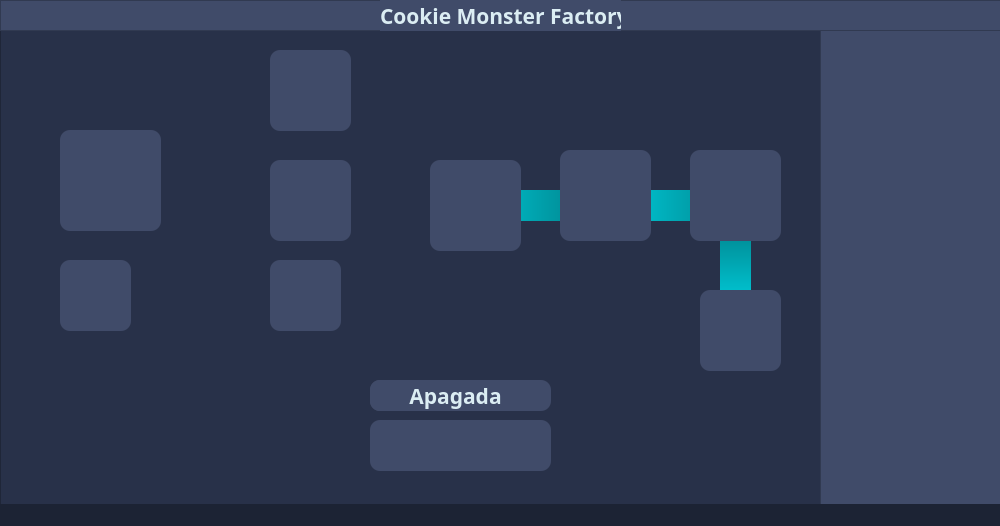
JuanVF/CookieMonsterFactory, file mainwindow.ui: the form before one commit.
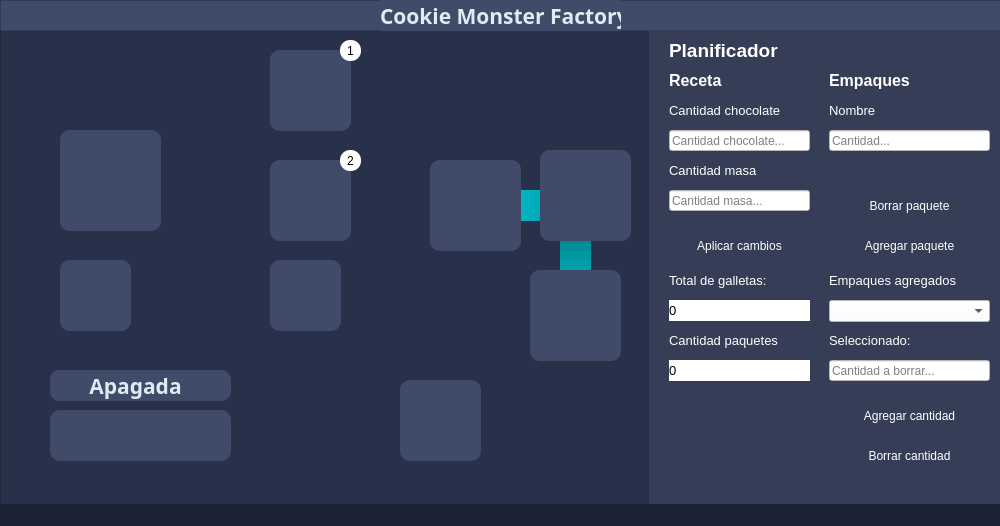
The form after the commit. The open tabs and pages were chosen to show the change. Icons and pictures are not drawn.

Commit message: Added Planner, Warehouse and Chocolate pages to modify its params

Diff of the .ui file:
```diff
--- a/mainwindow.ui
+++ b/mainwindow.ui
@@ -307,8 +307,8 @@
     <widget class="QFrame" name="frChocolateMixer_2">
      <property name="geometry">
       <rect>
-       <x>370</x>
-       <y>420</y>
+       <x>50</x>
+       <y>410</y>
        <width>181</width>
        <height>51</height>
       </rect>
@@ -365,8 +365,8 @@
     <widget class="QFrame" name="frChocolateMixer_3">
      <property name="geometry">
       <rect>
-       <x>370</x>
-       <y>380</y>
+       <x>50</x>
+       <y>370</y>
        <width>181</width>
        <height>31</height>
       </rect>
@@ -452,7 +452,7 @@
     <widget class="QFrame" name="frOven">
      <property name="geometry">
       <rect>
-       <x>560</x>
+       <x>540</x>
        <y>150</y>
        <width>91</width>
        <height>91</height>
@@ -491,8 +491,8 @@
     <widget class="QFrame" name="frBaler">
      <property name="geometry">
       <rect>
-       <x>690</x>
-       <y>150</y>
+       <x>530</x>
+       <y>270</y>
        <width>91</width>
        <height>91</height>
       </rect>
@@ -530,8 +530,8 @@
     <widget class="QFrame" name="frDelivery">
      <property name="geometry">
       <rect>
-       <x>700</x>
-       <y>290</y>
+       <x>400</x>
+       <y>380</y>
        <width>81</width>
        <height>81</height>
       </rect>
@@ -566,25 +566,6 @@
       </property>
      </widget>
     </widget>
-    <widget class="QFrame" name="frStatusContainer">
-     <property name="geometry">
-      <rect>
-       <x>820</x>
-       <y>30</y>
-       <width>181</width>
-       <height>481</height>
-      </rect>
-     </property>
-     <property name="styleSheet">
-      <string notr="true">background-color: rgb(64, 75, 105);</string>
-     </property>
-     <property name="frameShape">
-      <enum>QFrame::StyledPanel</enum>
-     </property>
-     <property name="frameShadow">
-      <enum>QFrame::Raised</enum>
-     </property>
-    </widget>
     <widget class="QLabel" name="label_2">
      <property name="geometry">
       <rect>
@@ -655,26 +636,10 @@
       <string/>
      </property>
     </widget>
-    <widget class="QLabel" name="label_6">
-     <property name="geometry">
-      <rect>
-       <x>470</x>
-       <y>190</y>
-       <width>141</width>
-       <height>31</height>
-      </rect>
-     </property>
-     <property name="styleSheet">
-      <string notr="true">background-color: qlineargradient(spread:pad, x1:0, y1:0, x2:1, y2:0, stop:0 rgba(0, 199, 213, 255), stop:1 rgba(0, 120, 128, 255));</string>
-     </property>
-     <property name="text">
-      <string/>
-     </property>
-    </widget>
     <widget class="QLabel" name="label_7">
      <property name="geometry">
       <rect>
-       <x>620</x>
+       <x>490</x>
        <y>190</y>
        <width>141</width>
        <height>31</height>
@@ -690,8 +655,8 @@
     <widget class="QLabel" name="label_8">
      <property name="geometry">
       <rect>
-       <x>720</x>
-       <y>210</y>
+       <x>560</x>
+       <y>220</y>
        <width>31</width>
        <height>91</height>
       </rect>
@@ -703,9 +668,1141 @@
       <string/>
      </property>
     </widget>
-    <zorder>label_8</zorder>
-    <zorder>label_7</zorder>
+    <widget class="QStackedWidget" name="stackedWidget">
+     <property name="geometry">
+      <rect>
+       <x>649</x>
+       <y>30</y>
+       <width>351</width>
+       <height>481</height>
+      </rect>
+     </property>
+     <property name="styleSheet">
+      <string notr="true">background-color: rgb(53, 62, 86);</string>
+     </property>
+     <property name="currentIndex">
+      <number>2</number>
+     </property>
+     <widget class="QWidget" name="planner_page">
+      <widget class="QLabel" name="label_4">
+       <property name="geometry">
+        <rect>
+         <x>20</x>
+         <y>10</y>
+         <width>121</width>
+         <height>21</height>
+        </rect>
+       </property>
+       <property name="font">
+        <font>
+         <pointsize>14</pointsize>
+         <weight>75</weight>
+         <bold>true</bold>
+        </font>
+       </property>
+       <property name="text">
+        <string>Planificador</string>
+       </property>
+      </widget>
+      <widget class="QLabel" name="label_9">
+       <property name="geometry">
+        <rect>
+         <x>20</x>
+         <y>40</y>
+         <width>121</width>
+         <height>21</height>
+        </rect>
+       </property>
+       <property name="font">
+        <font>
+         <pointsize>12</pointsize>
+         <weight>75</weight>
+         <bold>true</bold>
+        </font>
+       </property>
+       <property name="text">
+        <string>Receta</string>
+       </property>
+      </widget>
+      <widget class="QLabel" name="label_10">
+       <property name="geometry">
+        <rect>
+         <x>20</x>
+         <y>70</y>
+         <width>161</width>
+         <height>21</height>
+        </rect>
+       </property>
+       <property name="font">
+        <font>
+         <pointsize>10</pointsize>
+         <weight>50</weight>
+         <bold>false</bold>
+        </font>
+       </property>
+       <property name="text">
+        <string>Cantidad chocolate</string>
+       </property>
+      </widget>
+      <widget class="QLineEdit" name="lineEdit">
+       <property name="geometry">
+        <rect>
+         <x>20</x>
+         <y>100</y>
+         <width>141</width>
+         <height>21</height>
+        </rect>
+       </property>
+       <property name="styleSheet">
+        <string notr="true">background-color: rgb(255, 255, 255);
+color: rgb(0, 0, 0);</string>
+       </property>
+       <property name="inputMask">
+        <string/>
+       </property>
+       <property name="maxLength">
+        <number>10</number>
+       </property>
+       <property name="placeholderText">
+        <string>Cantidad chocolate...</string>
+       </property>
+      </widget>
+      <widget class="QLabel" name="label_11">
+       <property name="geometry">
+        <rect>
+         <x>20</x>
+         <y>130</y>
+         <width>161</width>
+         <height>21</height>
+        </rect>
+       </property>
+       <property name="font">
+        <font>
+         <pointsize>10</pointsize>
+         <weight>50</weight>
+         <bold>false</bold>
+        </font>
+       </property>
+       <property name="text">
+        <string>Cantidad masa</string>
+       </property>
+      </widget>
+      <widget class="QLineEdit" name="lineEdit_2">
+       <property name="geometry">
+        <rect>
+         <x>20</x>
+         <y>160</y>
+         <width>141</width>
+         <height>21</height>
+        </rect>
+       </property>
+       <property name="styleSheet">
+        <string notr="true">background-color: rgb(255, 255, 255);
+color: rgb(0, 0, 0);</string>
+       </property>
+       <property name="inputMask">
+        <string/>
+       </property>
+       <property name="maxLength">
+        <number>10</number>
+       </property>
+       <property name="placeholderText">
+        <string>Cantidad masa...</string>
+       </property>
+      </widget>
+      <widget class="QLabel" name="label_12">
+       <property name="geometry">
+        <rect>
+         <x>180</x>
+         <y>40</y>
+         <width>101</width>
+         <height>21</height>
+        </rect>
+       </property>
+       <property name="font">
+        <font>
+         <pointsize>12</pointsize>
+         <weight>75</weight>
+         <bold>true</bold>
+        </font>
+       </property>
+       <property name="text">
+        <string>Empaques</string>
+       </property>
+      </widget>
+      <widget class="QLabel" name="label_14">
+       <property name="geometry">
+        <rect>
+         <x>180</x>
+         <y>70</y>
+         <width>161</width>
+         <height>21</height>
+        </rect>
+       </property>
+       <property name="font">
+        <font>
+         <pointsize>10</pointsize>
+         <weight>50</weight>
+         <bold>false</bold>
+        </font>
+       </property>
+       <property name="text">
+        <string>Nombre</string>
+       </property>
+      </widget>
+      <widget class="QLineEdit" name="lineEdit_4">
+       <property name="geometry">
+        <rect>
+         <x>180</x>
+         <y>100</y>
+         <width>161</width>
+         <height>21</height>
+        </rect>
+       </property>
+       <property name="styleSheet">
+        <string notr="true">background-color: rgb(255, 255, 255);
+color: rgb(0, 0, 0);</string>
+       </property>
+       <property name="inputMask">
+        <string/>
+       </property>
+       <property name="maxLength">
+        <number>10</number>
+       </property>
+       <property name="placeholderText">
+        <string>Cantidad...</string>
+       </property>
+      </widget>
+      <widget class="QPushButton" name="pushButton_9">
+       <property name="geometry">
+        <rect>
+         <x>20</x>
+         <y>200</y>
+         <width>141</width>
+         <height>31</height>
+        </rect>
+       </property>
+       <property name="cursor">
+        <cursorShape>PointingHandCursor</cursorShape>
+       </property>
+       <property name="autoFillBackground">
+        <bool>false</bool>
+       </property>
+       <property name="styleSheet">
+        <string notr="true">background-color: rgb(40, 49, 73);
+selection-color: rgb(40, 49, 73);</string>
+       </property>
+       <property name="text">
+        <string>Aplicar cambios</string>
+       </property>
+       <property name="autoDefault">
+        <bool>false</bool>
+       </property>
+       <property name="default">
+        <bool>true</bool>
+       </property>
+       <property name="flat">
+        <bool>true</bool>
+       </property>
+      </widget>
+      <widget class="QPushButton" name="pushButton_10">
+       <property name="geometry">
+        <rect>
+         <x>180</x>
+         <y>200</y>
+         <width>161</width>
+         <height>31</height>
+        </rect>
+       </property>
+       <property name="cursor">
+        <cursorShape>PointingHandCursor</cursorShape>
+       </property>
+       <property name="autoFillBackground">
+        <bool>false</bool>
+       </property>
+       <property name="styleSheet">
+        <string notr="true">background-color: rgb(40, 49, 73);</string>
+       </property>
+       <property name="text">
+        <string>Agregar paquete</string>
+       </property>
+       <property name="autoDefault">
+        <bool>false</bool>
+       </property>
+       <property name="default">
+        <bool>true</bool>
+       </property>
+       <property name="flat">
+        <bool>true</bool>
+       </property>
+      </widget>
+      <widget class="QLabel" name="label_15">
+       <property name="geometry">
+        <rect>
+         <x>180</x>
+         <y>240</y>
+         <width>161</width>
+         <height>21</height>
+        </rect>
+       </property>
+       <property name="font">
+        <font>
+         <pointsize>10</pointsize>
+         <weight>50</weight>
+         <bold>false</bold>
+        </font>
+       </property>
+       <property name="text">
+        <string>Empaques agregados</string>
+       </property>
+      </widget>
+      <widget class="QComboBox" name="comboBox_2">
+       <property name="geometry">
+        <rect>
+         <x>180</x>
+         <y>270</y>
+         <width>161</width>
+         <height>22</height>
+        </rect>
+       </property>
+       <property name="autoFillBackground">
+        <bool>false</bool>
+       </property>
+       <property name="styleSheet">
+        <string notr="true">background-color: rgb(255, 255, 255);
+color: rgb(0, 0, 0);</string>
+       </property>
+      </widget>
+      <widget class="QLabel" name="label_16">
+       <property name="geometry">
+        <rect>
+         <x>180</x>
+         <y>300</y>
+         <width>161</width>
+         <height>21</height>
+        </rect>
+       </property>
+       <property name="font">
+        <font>
+         <pointsize>10</pointsize>
+         <weight>50</weight>
+         <bold>false</bold>
+        </font>
+       </property>
+       <property name="text">
+        <string>Seleccionado:</string>
+       </property>
+      </widget>
+      <widget class="QLineEdit" name="lineEdit_5">
+       <property name="geometry">
+        <rect>
+         <x>180</x>
+         <y>330</y>
+         <width>161</width>
+         <height>21</height>
+        </rect>
+       </property>
+       <property name="styleSheet">
+        <string notr="true">background-color: rgb(255, 255, 255);
+color: rgb(0, 0, 0);</string>
+       </property>
+       <property name="inputMask">
+        <string/>
+       </property>
+       <property name="maxLength">
+        <number>10</number>
+       </property>
+       <property name="placeholderText">
+        <string>Cantidad a borrar...</string>
+       </property>
+      </widget>
+      <widget class="QPushButton" name="pushButton_11">
+       <property name="geometry">
+        <rect>
+         <x>180</x>
+         <y>410</y>
+         <width>161</width>
+         <height>31</height>
+        </rect>
+       </property>
+       <property name="cursor">
+        <cursorShape>PointingHandCursor</cursorShape>
+       </property>
+       <property name="autoFillBackground">
+        <bool>false</bool>
+       </property>
+       <property name="styleSheet">
+        <string notr="true">background-color: rgb(40, 49, 73);</string>
+       </property>
+       <property name="text">
+        <string>Borrar cantidad</string>
+       </property>
+       <property name="autoDefault">
+        <bool>false</bool>
+       </property>
+       <property name="default">
+        <bool>true</bool>
+       </property>
+       <property name="flat">
+        <bool>true</bool>
+       </property>
+      </widget>
+      <widget class="QLabel" name="label_17">
+       <property name="geometry">
+        <rect>
+         <x>20</x>
+         <y>240</y>
+         <width>141</width>
+         <height>21</height>
+        </rect>
+       </property>
+       <property name="font">
+        <font>
+         <pointsize>10</pointsize>
+         <weight>50</weight>
+         <bold>false</bold>
+        </font>
+       </property>
+       <property name="text">
+        <string>Total de galletas:</string>
+       </property>
+      </widget>
+      <widget class="QLabel" name="label_18">
+       <property name="geometry">
+        <rect>
+         <x>20</x>
+         <y>270</y>
+         <width>141</width>
+         <height>21</height>
+        </rect>
+       </property>
+       <property name="font">
+        <font>
+         <pointsize>10</pointsize>
+         <weight>50</weight>
+         <bold>false</bold>
+        </font>
+       </property>
+       <property name="autoFillBackground">
+        <bool>false</bool>
+       </property>
+       <property name="styleSheet">
+        <string notr="true">color: rgb(0, 0, 0);
+background-color: rgb(255, 255, 255);</string>
+       </property>
+       <property name="text">
+        <string>0</string>
+       </property>
+      </widget>
+      <widget class="QLabel" name="label_19">
+       <property name="geometry">
+        <rect>
+         <x>20</x>
+         <y>300</y>
+         <width>141</width>
+         <height>21</height>
+        </rect>
+       </property>
+       <property name="font">
+        <font>
+         <pointsize>10</pointsize>
+         <weight>50</weight>
+         <bold>false</bold>
+        </font>
+       </property>
+       <property name="text">
+        <string>Cantidad paquetes</string>
+       </property>
+      </widget>
+      <widget class="QPushButton" name="pushButton_12">
+       <property name="geometry">
+        <rect>
+         <x>180</x>
+         <y>160</y>
+         <width>161</width>
+         <height>31</height>
+        </rect>
+       </property>
+       <property name="cursor">
+        <cursorShape>PointingHandCursor</cursorShape>
+       </property>
+       <property name="autoFillBackground">
+        <bool>false</bool>
+       </property>
+       <property name="styleSheet">
+        <string notr="true">background-color: rgb(40, 49, 73);</string>
+       </property>
+       <property name="text">
+        <string>Borrar paquete</string>
+       </property>
+       <property name="autoDefault">
+        <bool>false</bool>
+       </property>
+       <property name="default">
+        <bool>true</bool>
+       </property>
+       <property name="flat">
+        <bool>true</bool>
+       </property>
+      </widget>
+      <widget class="QPushButton" name="pushButton_13">
+       <property name="geometry">
+        <rect>
+         <x>180</x>
+         <y>370</y>
+         <width>161</width>
+         <height>31</height>
+        </rect>
+       </property>
+       <property name="cursor">
+        <cursorShape>PointingHandCursor</cursorShape>
+       </property>
+       <property name="autoFillBackground">
+        <bool>false</bool>
+       </property>
+       <property name="styleSheet">
+        <string notr="true">background-color: rgb(40, 49, 73);</string>
+       </property>
+       <property name="text">
+        <string>Agregar cantidad</string>
+       </property>
+       <property name="autoDefault">
+        <bool>false</bool>
+       </property>
+       <property name="default">
+        <bool>true</bool>
+       </property>
+       <property name="flat">
+        <bool>true</bool>
+       </property>
+      </widget>
+      <widget class="QLabel" name="label_20">
+       <property name="geometry">
+        <rect>
+         <x>20</x>
+         <y>330</y>
+         <width>141</width>
+         <height>21</height>
+        </rect>
+       </property>
+       <property name="font">
+        <font>
+         <pointsize>10</pointsize>
+         <weight>50</weight>
+         <bold>false</bold>
+        </font>
+       </property>
+       <property name="autoFillBackground">
+        <bool>false</bool>
+       </property>
+       <property name="styleSheet">
+        <string notr="true">color: rgb(0, 0, 0);
+background-color: rgb(255, 255, 255);</string>
+       </property>
+       <property name="text">
+        <string>0</string>
+       </property>
+      </widget>
+     </widget>
+     <widget class="QWidget" name="warehouse_page">
+      <widget class="QLabel" name="label_13">
+       <property name="geometry">
+        <rect>
+         <x>20</x>
+         <y>10</y>
+         <width>121</width>
+         <height>21</height>
+        </rect>
+       </property>
+       <property name="font">
+        <font>
+         <pointsize>14</pointsize>
+         <weight>75</weight>
+         <bold>true</bold>
+        </font>
+       </property>
+       <property name="text">
+        <string>Almacen</string>
+       </property>
+      </widget>
+      <widget class="QLabel" name="label_21">
+       <property name="geometry">
+        <rect>
+         <x>20</x>
+         <y>40</y>
+         <width>111</width>
+         <height>21</height>
+        </rect>
+       </property>
+       <property name="font">
+        <font>
+         <pointsize>12</pointsize>
+         <weight>75</weight>
+         <bold>true</bold>
+        </font>
+       </property>
+       <property name="text">
+        <string>Carrito</string>
+       </property>
+      </widget>
+      <widget class="QLabel" name="label_22">
+       <property name="geometry">
+        <rect>
+         <x>20</x>
+         <y>70</y>
+         <width>161</width>
+         <height>21</height>
+        </rect>
+       </property>
+       <property name="font">
+        <font>
+         <pointsize>10</pointsize>
+         <weight>50</weight>
+         <bold>false</bold>
+        </font>
+       </property>
+       <property name="text">
+        <string>Tiempo de entrega</string>
+       </property>
+      </widget>
+      <widget class="QLineEdit" name="lineEdit_3">
+       <property name="geometry">
+        <rect>
+         <x>20</x>
+         <y>100</y>
+         <width>311</width>
+         <height>21</height>
+        </rect>
+       </property>
+       <property name="styleSheet">
+        <string notr="true">background-color: rgb(255, 255, 255);
+color: rgb(0, 0, 0);</string>
+       </property>
+       <property name="inputMask">
+        <string/>
+       </property>
+       <property name="maxLength">
+        <number>10</number>
+       </property>
+       <property name="placeholderText">
+        <string>Tiempo de entrega...</string>
+       </property>
+      </widget>
+      <widget class="QLabel" name="label_23">
+       <property name="geometry">
+        <rect>
+         <x>20</x>
+         <y>130</y>
+         <width>161</width>
+         <height>21</height>
+        </rect>
+       </property>
+       <property name="font">
+        <font>
+         <pointsize>10</pointsize>
+         <weight>50</weight>
+         <bold>false</bold>
+        </font>
+       </property>
+       <property name="text">
+        <string>Capacidad</string>
+       </property>
+      </widget>
+      <widget class="QLineEdit" name="lineEdit_6">
+       <property name="geometry">
+        <rect>
+         <x>20</x>
+         <y>160</y>
+         <width>311</width>
+         <height>21</height>
+        </rect>
+       </property>
+       <property name="styleSheet">
+        <string notr="true">background-color: rgb(255, 255, 255);
+color: rgb(0, 0, 0);</string>
+       </property>
+       <property name="inputMask">
+        <string/>
+       </property>
+       <property name="maxLength">
+        <number>10</number>
+       </property>
+       <property name="placeholderText">
+        <string>Capacidad...</string>
+       </property>
+      </widget>
+      <widget class="QPushButton" name="pushButton_14">
+       <property name="geometry">
+        <rect>
+         <x>20</x>
+         <y>200</y>
+         <width>311</width>
+         <height>31</height>
+        </rect>
+       </property>
+       <property name="cursor">
+        <cursorShape>PointingHandCursor</cursorShape>
+       </property>
+       <property name="autoFillBackground">
+        <bool>true</bool>
+       </property>
+       <property name="styleSheet">
+        <string notr="true">background-color: rgb(40, 49, 73);
+selection-color: rgb(40, 49, 73);</string>
+       </property>
+       <property name="text">
+        <string>Aplicar cambios</string>
+       </property>
+       <property name="autoDefault">
+        <bool>false</bool>
+       </property>
+       <property name="default">
+        <bool>true</bool>
+       </property>
+       <property name="flat">
+        <bool>true</bool>
+       </property>
+      </widget>
+      <widget class="QPlainTextEdit" name="plainTextEdit">
+       <property name="geometry">
+        <rect>
+         <x>20</x>
+         <y>270</y>
+         <width>311</width>
+         <height>171</height>
+        </rect>
+       </property>
+       <property name="autoFillBackground">
+        <bool>true</bool>
+       </property>
+       <property name="styleSheet">
+        <string notr="true">background-color: rgb(255, 255, 255);
+color: rgb(0, 0, 0);</string>
+       </property>
+       <property name="readOnly">
+        <bool>true</bool>
+       </property>
+      </widget>
+      <widget class="QLabel" name="label_24">
+       <property name="geometry">
+        <rect>
+         <x>20</x>
+         <y>240</y>
+         <width>161</width>
+         <height>21</height>
+        </rect>
+       </property>
+       <property name="font">
+        <font>
+         <pointsize>10</pointsize>
+         <weight>50</weight>
+         <bold>false</bold>
+        </font>
+       </property>
+       <property name="text">
+        <string>Cola del carrito:</string>
+       </property>
+      </widget>
+     </widget>
+     <widget class="QWidget" name="chocolate_page2">
+      <widget class="QLabel" name="label_25">
+       <property name="geometry">
+        <rect>
+         <x>20</x>
+         <y>20</y>
+         <width>321</width>
+         <height>21</height>
+        </rect>
+       </property>
+       <property name="font">
+        <font>
+         <pointsize>14</pointsize>
+         <weight>75</weight>
+         <bold>true</bold>
+        </font>
+       </property>
+       <property name="text">
+        <string>Mezcladora Chocolate #1</string>
+       </property>
+      </widget>
+      <widget class="QLabel" name="label_26">
+       <property name="geometry">
+        <rect>
+         <x>20</x>
+         <y>50</y>
+         <width>111</width>
+         <height>21</height>
+        </rect>
+       </property>
+       <property name="font">
+        <font>
+         <pointsize>12</pointsize>
+         <weight>75</weight>
+         <bold>true</bold>
+        </font>
+       </property>
+       <property name="text">
+        <string>Capacidades</string>
+       </property>
+      </widget>
+      <widget class="QLabel" name="label_27">
+       <property name="geometry">
+        <rect>
+         <x>20</x>
+         <y>80</y>
+         <width>121</width>
+         <height>21</height>
+        </rect>
+       </property>
+       <property name="font">
+        <font>
+         <pointsize>10</pointsize>
+         <weight>50</weight>
+         <bold>false</bold>
+        </font>
+       </property>
+       <property name="text">
+        <string>Capacidad Min:</string>
+       </property>
+      </widget>
+      <widget class="QLineEdit" name="lineEdit_7">
+       <property name="geometry">
+        <rect>
+         <x>20</x>
+         <y>110</y>
+         <width>141</width>
+         <height>21</height>
+        </rect>
+       </property>
+       <property name="styleSheet">
+        <string notr="true">background-color: rgb(255, 255, 255);
+color: rgb(0, 0, 0);</string>
+       </property>
+       <property name="inputMask">
+        <string/>
+       </property>
+       <property name="maxLength">
+        <number>10</number>
+       </property>
+       <property name="placeholderText">
+        <string>Capacidad minima...</string>
+       </property>
+      </widget>
+      <widget class="QLabel" name="label_28">
+       <property name="geometry">
+        <rect>
+         <x>20</x>
+         <y>140</y>
+         <width>121</width>
+         <height>21</height>
+        </rect>
+       </property>
+       <property name="font">
+        <font>
+         <pointsize>10</pointsize>
+         <weight>50</weight>
+         <bold>false</bold>
+        </font>
+       </property>
+       <property name="text">
+        <string>Capacidad Max:</string>
+       </property>
+      </widget>
+      <widget class="QLineEdit" name="lineEdit_8">
+       <property name="geometry">
+        <rect>
+         <x>20</x>
+         <y>170</y>
+         <width>141</width>
+         <height>21</height>
+        </rect>
+       </property>
+       <property name="styleSheet">
+        <string notr="true">background-color: rgb(255, 255, 255);
+color: rgb(0, 0, 0);</string>
+       </property>
+       <property name="inputMask">
+        <string/>
+       </property>
+       <property name="maxLength">
+        <number>10</number>
+       </property>
+       <property name="placeholderText">
+        <string>Capacidad maxima...</string>
+       </property>
+      </widget>
+      <widget class="QLineEdit" name="lineEdit_9">
+       <property name="geometry">
+        <rect>
+         <x>180</x>
+         <y>110</y>
+         <width>141</width>
+         <height>21</height>
+        </rect>
+       </property>
+       <property name="styleSheet">
+        <string notr="true">background-color: rgb(255, 255, 255);
+color: rgb(0, 0, 0);</string>
+       </property>
+       <property name="inputMask">
+        <string/>
+       </property>
+       <property name="maxLength">
+        <number>10</number>
+       </property>
+       <property name="placeholderText">
+        <string>Produccion en gramos...</string>
+       </property>
+      </widget>
+      <widget class="QLabel" name="label_29">
+       <property name="geometry">
+        <rect>
+         <x>180</x>
+         <y>80</y>
+         <width>121</width>
+         <height>21</height>
+        </rect>
+       </property>
+       <property name="font">
+        <font>
+         <pointsize>10</pointsize>
+         <weight>50</weight>
+         <bold>false</bold>
+        </font>
+       </property>
+       <property name="text">
+        <string>Produccion</string>
+       </property>
+      </widget>
+      <widget class="QLabel" name="label_30">
+       <property name="geometry">
+        <rect>
+         <x>180</x>
+         <y>140</y>
+         <width>131</width>
+         <height>21</height>
+        </rect>
+       </property>
+       <property name="font">
+        <font>
+         <pointsize>10</pointsize>
+         <weight>50</weight>
+         <bold>false</bold>
+        </font>
+       </property>
+       <property name="text">
+        <string>Tiempo de produccion</string>
+       </property>
+      </widget>
+      <widget class="QLineEdit" name="lineEdit_10">
+       <property name="geometry">
+        <rect>
+         <x>180</x>
+         <y>170</y>
+         <width>141</width>
+         <height>21</height>
+        </rect>
+       </property>
+       <property name="styleSheet">
+        <string notr="true">background-color: rgb(255, 255, 255);
+color: rgb(0, 0, 0);</string>
+       </property>
+       <property name="inputMask">
+        <string/>
+       </property>
+       <property name="maxLength">
+        <number>10</number>
+       </property>
+       <property name="placeholderText">
+        <string>Tiempo produccion...</string>
+       </property>
+      </widget>
+      <widget class="QLabel" name="label_31">
+       <property name="geometry">
+        <rect>
+         <x>20</x>
+         <y>200</y>
+         <width>111</width>
+         <height>21</height>
+        </rect>
+       </property>
+       <property name="font">
+        <font>
+         <pointsize>12</pointsize>
+         <weight>75</weight>
+         <bold>true</bold>
+        </font>
+       </property>
+       <property name="text">
+        <string>Detalles</string>
+       </property>
+      </widget>
+      <widget class="QLabel" name="label_32">
+       <property name="geometry">
+        <rect>
+         <x>20</x>
+         <y>230</y>
+         <width>301</width>
+         <height>21</height>
+        </rect>
+       </property>
+       <property name="font">
+        <font>
+         <pointsize>10</pointsize>
+         <weight>50</weight>
+         <bold>false</bold>
+        </font>
+       </property>
+       <property name="text">
+        <string>Chocolate procesado:</string>
+       </property>
+      </widget>
+      <widget class="QLabel" name="label_33">
+       <property name="geometry">
+        <rect>
+         <x>20</x>
+         <y>260</y>
+         <width>131</width>
+         <height>21</height>
+        </rect>
+       </property>
+       <property name="font">
+        <font>
+         <pointsize>10</pointsize>
+         <weight>50</weight>
+         <bold>false</bold>
+        </font>
+       </property>
+       <property name="text">
+        <string>Peticiones pendientes:</string>
+       </property>
+      </widget>
+      <widget class="QPlainTextEdit" name="plainTextEdit_2">
+       <property name="geometry">
+        <rect>
+         <x>20</x>
+         <y>300</y>
+         <width>151</width>
+         <height>141</height>
+        </rect>
+       </property>
+       <property name="autoFillBackground">
+        <bool>true</bool>
+       </property>
+       <property name="styleSheet">
+        <string notr="true">background-color: rgb(255, 255, 255);</string>
+       </property>
+       <property name="readOnly">
+        <bool>true</bool>
+       </property>
+      </widget>
+      <widget class="QLabel" name="label_34">
+       <property name="geometry">
+        <rect>
+         <x>190</x>
+         <y>260</y>
+         <width>141</width>
+         <height>21</height>
+        </rect>
+       </property>
+       <property name="font">
+        <font>
+         <pointsize>10</pointsize>
+         <weight>50</weight>
+         <bold>false</bold>
+        </font>
+       </property>
+       <property name="text">
+        <string>Peticiones procesadas:</string>
+       </property>
+      </widget>
+      <widget class="QPlainTextEdit" name="plainTextEdit_3">
+       <property name="geometry">
+        <rect>
+         <x>190</x>
+         <y>300</y>
+         <width>151</width>
+         <height>141</height>
+        </rect>
+       </property>
+       <property name="autoFillBackground">
+        <bool>true</bool>
+       </property>
+       <property name="styleSheet">
+        <string notr="true">background-color: rgb(255, 255, 255);</string>
+       </property>
+       <property name="readOnly">
+        <bool>true</bool>
+       </property>
+      </widget>
+     </widget>
+     <widget class="QWidget" name="dough_page"/>
+     <widget class="QWidget" name="chocolate_page1"/>
+     <widget class="QWidget" name="assembly_page"/>
+    </widget>
+    <widget class="QLabel" name="label_6">
+     <property name="geometry">
+      <rect>
+       <x>470</x>
+       <y>310</y>
+       <width>141</width>
+       <height>121</height>
+      </rect>
+     </property>
+     <property name="styleSheet">
+      <string notr="true">border-image: url(:/imgs/images/oven-queue-2.svg) 0 0 0 0 stretch stretch;</string>
+     </property>
+     <property name="text">
+      <string/>
+     </property>
+    </widget>
+    <widget class="QLabel" name="label_35">
+     <property name="geometry">
+      <rect>
+       <x>340</x>
+       <y>40</y>
+       <width>21</width>
+       <height>21</height>
+      </rect>
+     </property>
+     <property name="styleSheet">
+      <string notr="true">color: rgb(0, 0, 0);
+background-color: rgb(255, 255, 255);
+border-radius: 10px;
+</string>
+     </property>
+     <property name="text">
+      <string>1</string>
+     </property>
+     <property name="alignment">
+      <set>Qt::AlignCenter</set>
+     </property>
+    </widget>
+    <widget class="QLabel" name="label_36">
+     <property name="geometry">
+      <rect>
+       <x>340</x>
+       <y>150</y>
+       <width>21</width>
+       <height>21</height>
+      </rect>
+     </property>
+     <property name="styleSheet">
+      <string notr="true">color: rgb(0, 0, 0);
+background-color: rgb(255, 255, 255);
+border-radius: 10px;
+</string>
+     </property>
+     <property name="text">
+      <string>2</string>
+     </property>
+     <property name="alignment">
+      <set>Qt::AlignCenter</set>
+     </property>
+    </widget>
     <zorder>label_6</zorder>
+    <zorder>label_7</zorder>
+    <zorder>label_8</zorder>
     <zorder>label_5</zorder>
     <zorder>lbChocolateQueue</zorder>
     <zorder>label_2</zorder>
@@ -721,8 +1818,10 @@
     <zorder>frOven</zorder>
     <zorder>frBaler</zorder>
     <zorder>frDelivery</zorder>
-    <zorder>frStatusContainer</zorder>
     <zorder>label_3</zorder>
+    <zorder>stackedWidget</zorder>
+    <zorder>label_35</zorder>
+    <zorder>label_36</zorder>
    </widget>
   </widget>
   <widget class="QMenuBar" name="menubar">
```
The commit also changes 15 other files.
